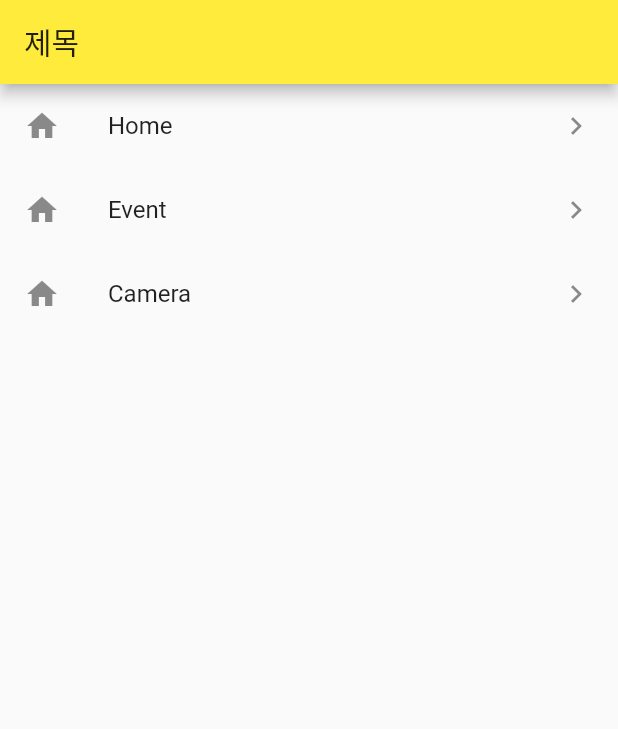
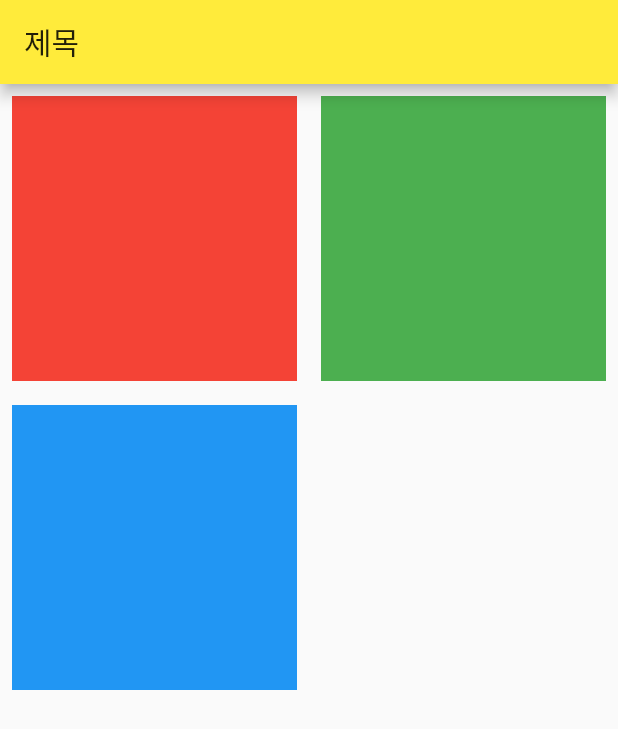
Before and after one commit to congcoding/flutter_survivalcoding, a Flutter app: the screen it shows after launch, on a phone screen of 412 x 824 dp. Shown: the top 729 px of the screen. Run offline on Flutter 3.47's test engine with Material 2 defaults, Android fonts, the phone set to English and light mode, and no system bars.

Commit message:
[FEAT] Chapter 4.2.7 (GridView)

```diff
--- a/lib/main.dart
+++ b/lib/main.dart
@@ -22,26 +22,29 @@ class MyHomePage extends StatelessWidget {
       appBar: AppBar(
         title: Text('제목'),
       ),
-      body: ListView(
-        scrollDirection: Axis.vertical,
+      body: GridView.count(
+        crossAxisCount: 2,
         children: <Widget>[
-          ListTile(
-            leading: Icon(Icons.home),
-            title: Text('Home'),
-            trailing: Icon(Icons.navigate_next),
-            onTap: () {},
+          Container(
+            color: Colors.red,
+            width: 100,
+            height:100,
+            padding: const EdgeInsets.all(8.0),
+            margin: const EdgeInsets.all(8.0),
           ),
-          ListTile(
-            leading: Icon(Icons.home),
-            title: Text('Event'),
-            trailing: Icon(Icons.navigate_next),
-            onTap: () {},
+          Container(
+            color: Colors.green,
+            width: 100,
+            height:100,
+            padding: const EdgeInsets.all(8.0),
+            margin: const EdgeInsets.all(8.0),
           ),
-          ListTile(
-            leading: Icon(Icons.home),
-            title: Text('Camera'),
-            trailing: Icon(Icons.navigate_next),
-            onTap: () {},
+          Container(
+            color: Colors.blue,
+            width: 100,
+            height:100,
+            padding: const EdgeInsets.all(8.0),
+            margin: const EdgeInsets.all(8.0),
           ),
         ]
       )
```
